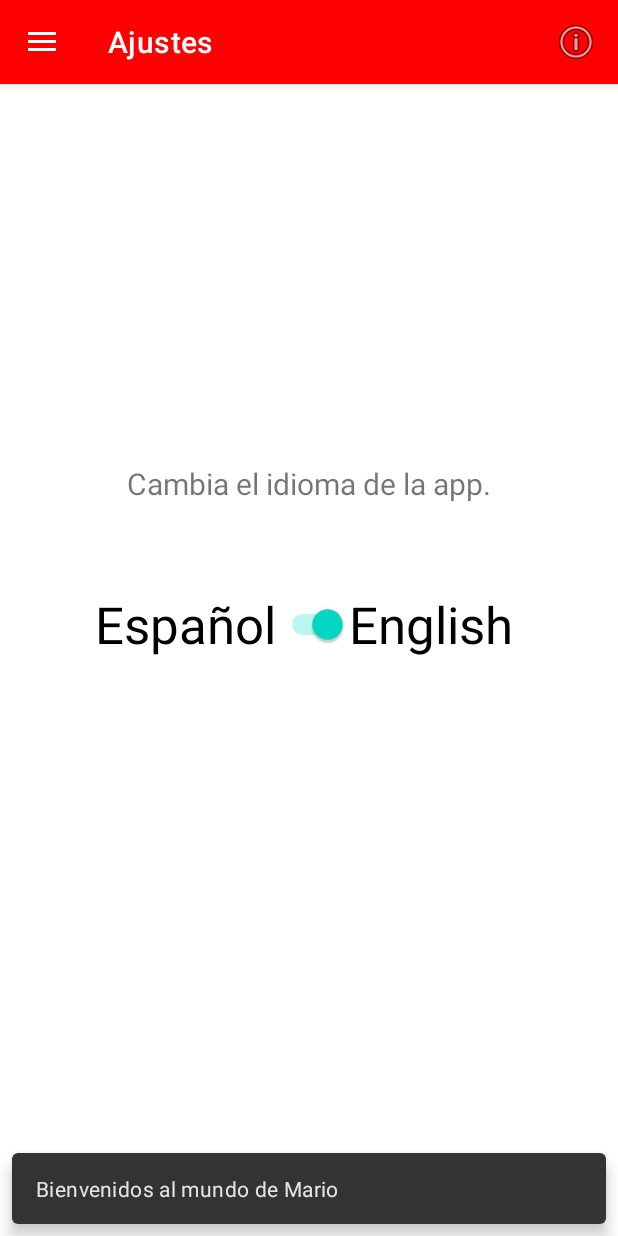
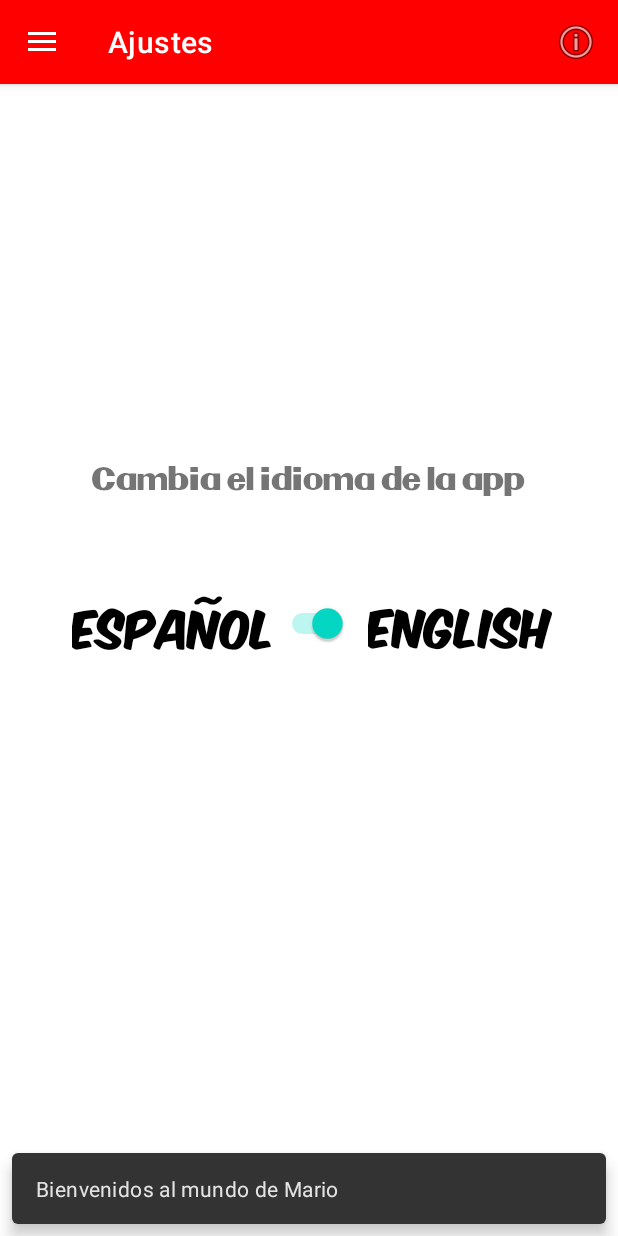
Before and after one commit to JMMUNOZ-DAM/PMDM-Tarea2, an Android app: the screen it shows after launch (MainActivity), in the side drawer, after a tap on "Ajustes", on a phone screen of 412 x 824 dp. Run offline under Robolectric (Android 15) with nearby library versions, the phone set to English and light mode, and no system bars; our stand-ins replace Picasso, navigation-ui.

Commit message:
First commit

```diff
--- a/app/src/main/java/dam/pmdm/pmdmtarea02/PjDetailFragment.java
+++ b/app/src/main/java/dam/pmdm/pmdmtarea02/PjDetailFragment.java
@@ -64,7 +64,6 @@ public class PjDetailFragment extends Fragment{
                 Toast.makeText(getContext(), getString(name) +" "+ getString(R.string.sel), Toast.LENGTH_SHORT).show();
             }
 
-
             // Asignar los datos a los componentes visuales
             Picasso.get()
                     .load(image) // Cargar la imagen del personaje
@@ -72,7 +71,6 @@ public class PjDetailFragment extends Fragment{
             binding.name.setText(getString(name)); // Asignar el nombre al componente de texto
             binding.description.setText(getString(description)); // Asignar la descripción
             binding.abilities.setText(getString(abilities)); // Asignar las habilidades
-
 
         }
     }
--- a/app/src/main/java/dam/pmdm/pmdmtarea02/ui/home/HomeFragment.java
+++ b/app/src/main/java/dam/pmdm/pmdmtarea02/ui/home/HomeFragment.java
@@ -8,6 +8,7 @@ import android.widget.TextView;
 import androidx.annotation.NonNull;
 import androidx.annotation.Nullable;
 import androidx.appcompat.app.AppCompatActivity;
+import androidx.core.content.ContextCompat;
 import androidx.fragment.app.Fragment;
 import androidx.lifecycle.ViewModelProvider;
 import androidx.recyclerview.widget.LinearLayoutManager;
--- a/app/src/main/res/layout/activity_main.xml
+++ b/app/src/main/res/layout/activity_main.xml
@@ -21,5 +21,6 @@
         android:layout_gravity="start"
         android:fitsSystemWindows="true"
         app:headerLayout="@layout/nav_header_main"
-        app:menu="@menu/activity_main_drawer" />
+        app:menu="@menu/activity_main_drawer"
+        style="@style/nintendoStyle"/>
 </androidx.drawerlayout.widget.DrawerLayout>
--- a/app/src/main/res/layout/app_bar_main.xml
+++ b/app/src/main/res/layout/app_bar_main.xml
@@ -16,7 +16,8 @@
             android:layout_width="match_parent"
             android:layout_height="?attr/actionBarSize"
             android:background="?attr/colorPrimary"
-            app:popupTheme="@style/Theme.PMDMTarea02.PopupOverlay" />
+            app:popupTheme="@style/Theme.PMDMTarea02.PopupOverlay"
+            style="@style/nintendoStyle"/>
 
     </com.google.android.material.appbar.AppBarLayout>
 
--- a/app/src/main/res/layout/content_main.xml
+++ b/app/src/main/res/layout/content_main.xml
@@ -16,5 +16,6 @@
         app:layout_constraintLeft_toLeftOf="parent"
         app:layout_constraintRight_toRightOf="parent"
         app:layout_constraintTop_toTopOf="parent"
-        app:navGraph="@navigation/mobile_navigation" />
+        app:navGraph="@navigation/mobile_navigation"
+        />
 </androidx.constraintlayout.widget.ConstraintLayout>
--- a/app/src/main/res/layout/fragment_settings.xml
+++ b/app/src/main/res/layout/fragment_settings.xml
@@ -20,7 +20,8 @@
         app:layout_constraintHorizontal_bias="0.0"
         app:layout_constraintStart_toStartOf="parent"
         app:layout_constraintTop_toTopOf="parent"
-        app:layout_constraintVertical_bias="0.334" />
+        app:layout_constraintVertical_bias="0.334"
+        style="@style/nintendoStyle" />
 
     <Switch
         android:id="@+id/languageswitch"
@@ -29,9 +30,10 @@
         android:layout_marginTop="327dp"
         android:layout_marginEnd="180dp"
         android:layout_marginBottom="377dp"
+        android:checked="true"
+        android:fontFamily="@font/komika"
         android:text="@string/esSwitch"
-        android:textSize="34sp"
-        android:checked="true"
+        android:textSize="30sp"
         app:layout_constraintBottom_toBottomOf="parent"
         app:layout_constraintEnd_toEndOf="parent"
         app:layout_constraintTop_toTopOf="parent"
@@ -43,15 +45,16 @@
         android:layout_width="wrap_content"
         android:layout_height="wrap_content"
         android:layout_marginTop="327dp"
-        android:layout_marginEnd="70dp"
+        android:layout_marginEnd="44dp"
         android:layout_marginBottom="377dp"
+        android:fontFamily="@font/komika"
         android:text="@string/enSwitch"
         android:textColor="@color/black"
-        android:textSize="34sp"
+        android:textSize="30sp"
         app:layout_constraintBottom_toBottomOf="parent"
         app:layout_constraintEnd_toEndOf="parent"
         app:layout_constraintTop_toTopOf="parent"
-        app:layout_constraintVertical_bias="0.555"/>
+        app:layout_constraintVertical_bias="0.521" />
 
 
 </androidx.constraintlayout.widget.ConstraintLayout>
--- a/app/src/main/res/layout/pj_cardview.xml
+++ b/app/src/main/res/layout/pj_cardview.xml
@@ -38,7 +38,8 @@
                     android:layout_height="wrap_content"
                     android:text="Pj name"
                     android:textSize="20sp"
-                    tools:ignore="HardcodedText" />
+                    tools:ignore="HardcodedText"
+                    style="@style/nintendoStyle"/>
 
             </LinearLayout>
         </LinearLayout>
--- a/app/src/main/res/menu/activity_main_drawer.xml
+++ b/app/src/main/res/menu/activity_main_drawer.xml
@@ -7,10 +7,12 @@
         <item
             android:id="@+id/nav_home"
             android:icon="@drawable/home_vector"
-            android:title="@string/menu_home" />
+            android:title="@string/menu_home"
+            />
         <item
             android:id="@+id/nav_settings"
             android:icon="@drawable/settings_vector"
-            android:title="@string/menu_settings" />
+            android:title="@string/menu_settings"
+            />
     </group>
 </menu>
--- a/app/src/main/res/values/themes.xml
+++ b/app/src/main/res/values/themes.xml
@@ -15,8 +15,24 @@
         <item name="android:windowSplashScreenBackground">@color/red</item>
         <item name="android:windowSplashScreenAnimatedIcon">@drawable/party</item>
         <item name="android:windowSplashScreenAnimationDuration">2000</item>
+    </style>
 
+
+    <!-- Estilo personalizado para el Snackbar -->
+    <style name="SnackbarStyle" parent="Widget.Design.Snackbar">
+        <item name="android:background">#FF5722</item> <!-- Fondo color naranja -->
+        <item name="android:textColor">#FFFFFF</item> <!-- Texto color blanco -->
+        <item name="android:fontFamily">@font/pretendo</item> <!-- Fuente personalizada -->
     </style>
+
+    <!--Fuentes personalizadas-->
+    <style name="nintendoStyle">
+        <item name="android:fontFamily">@font/pretendo</item>
+    </style>
+    <style name="komika">
+        <item name="android:fontFamily">@font/komika</item>
+    </style>
+
 
     <style name="Theme.PMDMTarea02.NoActionBar">
         <item name="windowActionBar">false</item>
```
Also changed, not shown: app/src/main/res/layout/nav_header_main.xml (+5 -2 lines), app/src/main/res/layout/pj_detail_fragment.xml (+7 -4 lines), app/src/main/res/font/komika.ttf (added), app/src/main/res/font/pretendo.ttf (added).
